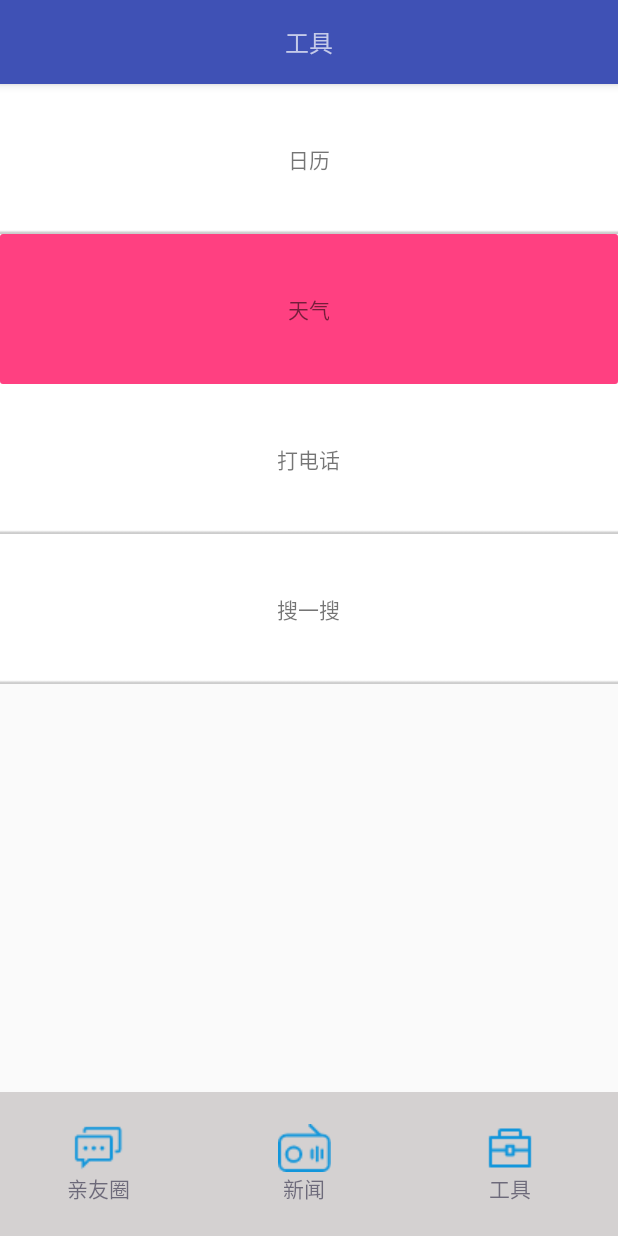
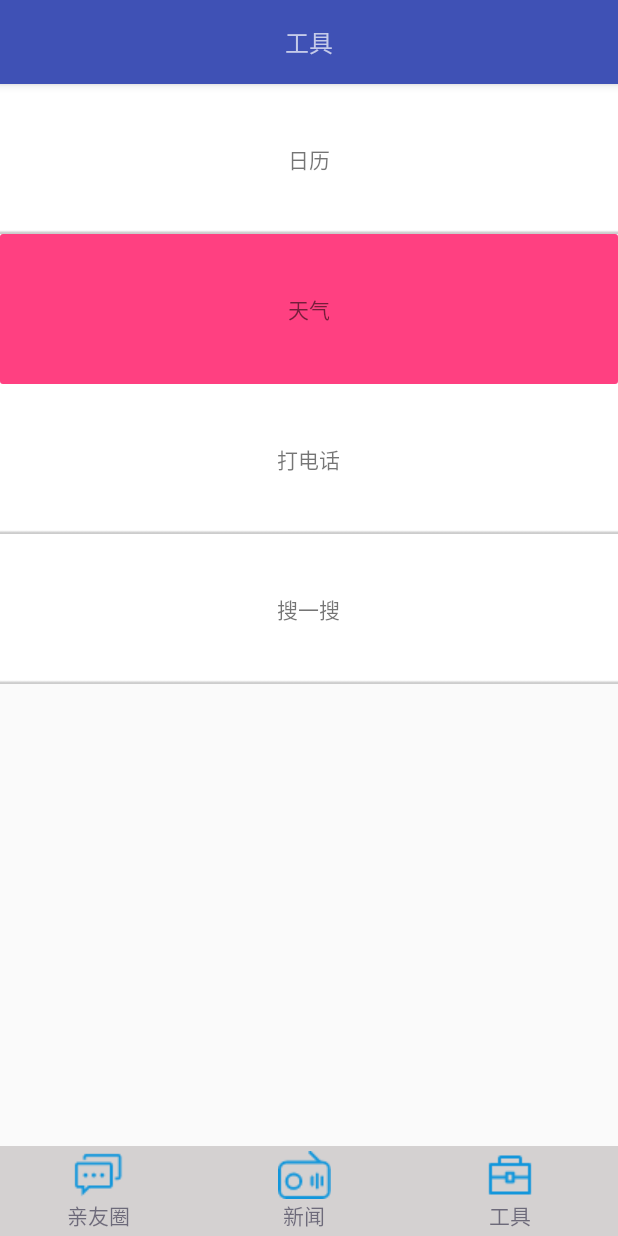
Before and after one commit to houyi19/familychat, an Android app: the screen it shows after launch (FCMainActivity), item 3 of the bottom bar chosen, on a phone screen of 412 x 824 dp. Run offline under Robolectric (Android 15) with nearby library versions, the light colour scheme and no system bars.

Commit message:
fix xml some error

```diff
--- a/app/src/main/java/com/study/familychat/news/HolderToutiao.java
+++ b/app/src/main/java/com/study/familychat/news/HolderToutiao.java
@@ -26,7 +26,7 @@ public class HolderToutiao extends HolderBase<NewsBean> {
     public void bindHolder(NewsBean newsBean) {
         super.bindHolder(newsBean);
         Glide.with(mContext).load(newsBean.url).into(mBg);
-        mTitle.setText(newsBean.url);
+        mTitle.setText(newsBean.thumbnail_pic_s);
     }
 
     @Override
--- a/app/src/main/res/layout/activity_main_fc.xml
+++ b/app/src/main/res/layout/activity_main_fc.xml
@@ -1,49 +1,51 @@
 <?xml version="1.0" encoding="utf-8"?>
-<LinearLayout xmlns:android="http://schemas.android.com/apk/res/android"
+<android.support.design.widget.CoordinatorLayout xmlns:android="http://schemas.android.com/apk/res/android"
     xmlns:app="http://schemas.android.com/apk/res-auto"
     xmlns:tools="http://schemas.android.com/tools"
     android:layout_width="match_parent"
     android:layout_height="match_parent"
     android:orientation="vertical"
-    android:weightSum="4"
     tools:context=".FCMainActivity">
+
     <android.support.design.widget.AppBarLayout
         android:layout_width="match_parent"
         android:layout_height="wrap_content">
+
         <android.support.v7.widget.Toolbar
             android:id="@+id/title_bar"
             android:layout_width="match_parent"
             android:layout_height="?attr/actionBarSize"
             android:background="@color/colorPrimary"
-        app:popupTheme="@style/ThemeOverlay.AppCompat.Light"
             android:theme="@style/ThemeOverlay.AppCompat.Dark.ActionBar"
-        app:layout_scrollFlags="scroll|snap|enterAlways">
+            app:layout_scrollFlags="scroll|snap|enterAlways"
+            app:popupTheme="@style/ThemeOverlay.AppCompat.Light">
+
             <TextView
                 android:id="@+id/act_main_title"
-            android:layout_gravity="center"
                 android:layout_width="wrap_content"
                 android:layout_height="wrap_content"
+                android:layout_gravity="center"
                 android:text="新闻"
-            android:textSize="16sp"/>
+                android:textSize="16sp" />
         </android.support.v7.widget.Toolbar>
     </android.support.design.widget.AppBarLayout>
+
     <FrameLayout
         android:id="@+id/act_fc_page"
         android:layout_width="match_parent"
-        android:layout_height="0dp"
-        android:layout_weight="3.5"/>
+        android:layout_height="wrap_content"
+        app:layout_behavior="@string/appbar_scrolling_view_behavior" />
 
     <android.support.design.widget.TabLayout
         android:id="@+id/act_fc_navbottom"
         android:layout_width="match_parent"
-        android:layout_height="0dp"
-        android:layout_weight="0.5"
+        android:layout_height="60dp"
         android:layout_gravity="bottom"
+        android:background="#d4d1d1"
         app:tabGravity="fill"
         app:tabIndicatorHeight="0dp"
-        android:background="#d4d1d1"
         app:tabMode="fixed"
         app:tabPaddingEnd="12dp"
         app:tabPaddingStart="6dp" />
 
-</LinearLayout>
+</android.support.design.widget.CoordinatorLayout>
--- a/app/src/main/res/layout/holder_news_toutiao.xml
+++ b/app/src/main/res/layout/holder_news_toutiao.xml
@@ -2,12 +2,12 @@
 <android.support.constraint.ConstraintLayout xmlns:android="http://schemas.android.com/apk/res/android"
     xmlns:app="http://schemas.android.com/apk/res-auto"
     android:layout_width="match_parent"
-    android:layout_height="match_parent">
+    android:layout_height="200dp">
 
     <ImageView
         android:id="@+id/news_toutiao_bg"
         android:layout_width="match_parent"
-        android:layout_height="wrap_content"
+        android:layout_height="match_parent"
         android:scaleType="centerCrop"
         app:layout_constraintBottom_toBottomOf="parent"
         app:layout_constraintLeft_toLeftOf="parent"
@@ -18,6 +18,8 @@
         android:id="@+id/news_toutiao_title"
         android:layout_width="wrap_content"
         android:layout_height="wrap_content"
+        android:textSize="20sp"
+        android:textColor="#ffffff"
         app:layout_constraintBottom_toBottomOf="parent"
         app:layout_constraintLeft_toLeftOf="parent"
         app:layout_constraintRight_toRightOf="parent"
```
Lines whose indentation alone changed are shown as unchanged.
